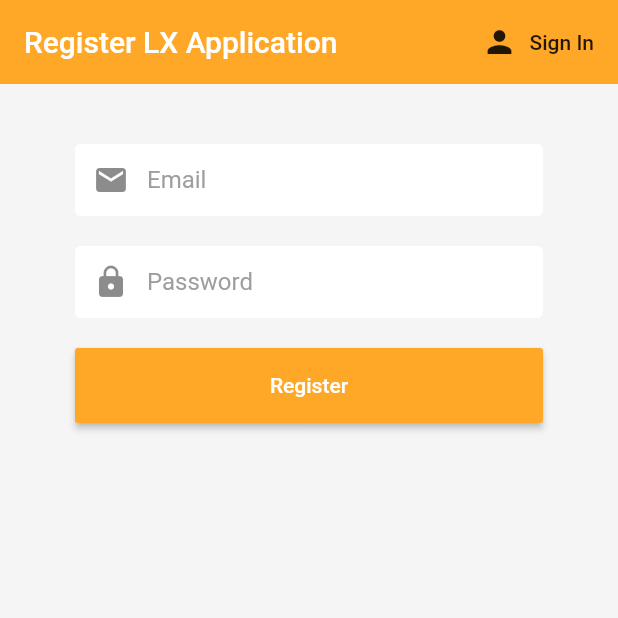
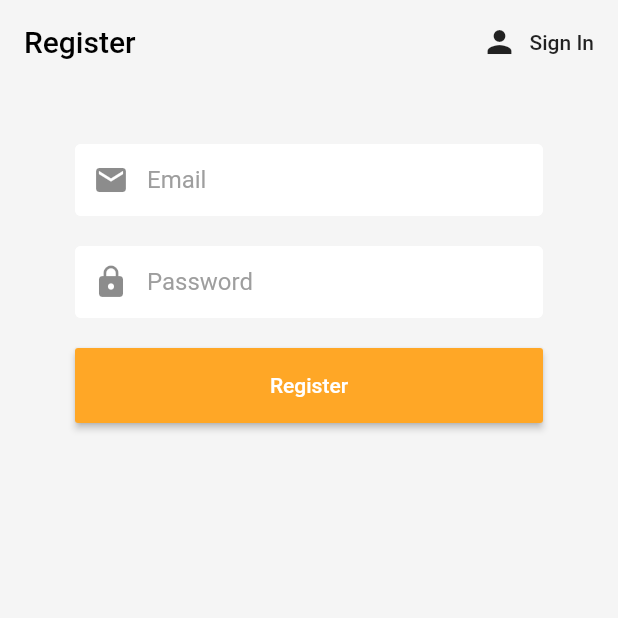
Before and after one commit to jasonnonstop10/csc234projectGroup3, a Flutter app: the screen it shows after launch, after a tap on "Sign In", after a tap on "Register", on a phone screen of 412 x 824 dp, the top half of it. Run offline on Flutter 3.47's test engine with Material 2 defaults, Android fonts, the phone set to English and light mode, and no system bars; our stand-ins replace firebase_auth, flutter_spinkit; accounts and stored records are empty.

```diff
--- a/lxapp/lib/screens/authenticate/register.dart
+++ b/lxapp/lib/screens/authenticate/register.dart
@@ -24,9 +24,11 @@ class _RegisterState extends State<Register> {
     return loading ? Loading() : Scaffold(
       backgroundColor: Colors.grey[100],
       appBar: AppBar(
-        backgroundColor: Colors.orange[400],
+        backgroundColor: Colors.grey[100],
         elevation: 0.0,
-        title: Text('Register LX Application'),
+        title: const Text('Register' , style : TextStyle(
+        color: Colors.black
+        )),
         actions: <Widget>[
           FlatButton.icon(
             icon: Icon(Icons.person),
--- a/lxapp/lib/screens/authenticate/sign_in.dart
+++ b/lxapp/lib/screens/authenticate/sign_in.dart
@@ -24,9 +24,11 @@ class _SignInState extends State<SignIn> {
     return loading ? Loading() : Scaffold(
       backgroundColor: Colors.grey[100],
       appBar: AppBar(
-        backgroundColor: Colors.orange[400],
+        backgroundColor: Colors.grey[100],
         elevation: 0.0,
-        title: Text('LX Application'),
+        title: const Text('LX Application' , style : TextStyle(
+        color: Colors.black
+        )),
         actions: <Widget>[
           FlatButton.icon(
             icon: Icon(Icons.person),
```
